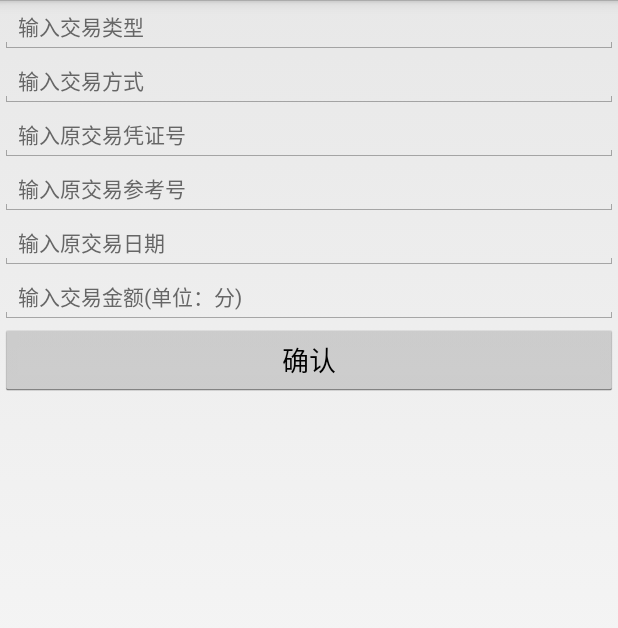
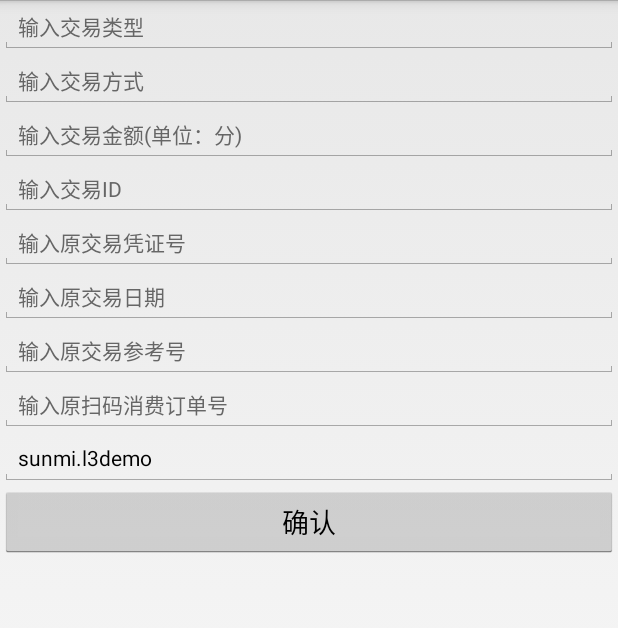
Before and after one commit to chuwuwang/sunmi-export-api-demo, an Android app: the CustomConsumeActivity screen opened directly, with no data from a screen before it, after a tap on "确认", on a phone screen of 412 x 824 dp. Shown: the top 628 px of the screen. Run offline under Robolectric (Android 15) with nearby library versions, the phone set to English and light mode, and no system bars.

Commit message:
调整UI

```diff
--- a/L3Demo/app/src/main/java/sunmi/l3demo/CustomConsumeActivity.java
+++ b/L3Demo/app/src/main/java/sunmi/l3demo/CustomConsumeActivity.java
@@ -13,18 +13,22 @@ import android.widget.Toast;
  * @author by 47673 on 2017/5/15.
  */
 public class CustomConsumeActivity extends Activity implements View.OnClickListener {
-    private EditText amountEdit, transTypeEdit, paymentTypeEdit, oriVoucherNoEdit, oriReferenceNoEdit, oriDateEdit;
+    private EditText transTypeEdit, paymentTypeEdit, amountEdit, transID, oriVoucherNoEdit, oriDateEdit, oriReferenceNoEdit, QROrderNoEdit, appIDEdit;
 
     @Override
     protected void onCreate(Bundle savedInstanceState) {
         super.onCreate(savedInstanceState);
         setContentView(R.layout.activity_custom_consume);
-        amountEdit = (EditText) findViewById(R.id.input_money_edt);
         transTypeEdit = (EditText) findViewById(R.id.input_trans_type_edt);
         paymentTypeEdit = (EditText) findViewById(R.id.input_payment_type_edt);
+        amountEdit = (EditText) findViewById(R.id.input_money_edt);
+        transID = (EditText) findViewById(R.id.input_trans_id);
         oriVoucherNoEdit = (EditText) findViewById(R.id.input_ori_voucher_no);
+        oriDateEdit = (EditText) findViewById(R.id.ori_date_edt);
         oriReferenceNoEdit = (EditText) findViewById(R.id.ori_reference_no_edt);
-        oriDateEdit = (EditText) findViewById(R.id.ori_date_edt);
+        QROrderNoEdit = (EditText) findViewById(R.id.ori_QROrderNo_edt);
+        appIDEdit = (EditText) findViewById(R.id.appId);
+        appIDEdit.setText(getPackageName());
         Button ok = (Button) findViewById(R.id.ok_btn);
         ok.setOnClickListener(this);
     }
@@ -46,23 +50,31 @@ public class CustomConsumeActivity extends Activity implements View.OnClickListe
                     if (!TextUtils.isEmpty(amountEdit.getText())) {
                         intent.putExtra("amount", Long.parseLong(amountEdit.getText().toString()));
                     }
-                    intent.putExtra("appId", getPackageName());
-                    if (!TextUtils.isEmpty(oriReferenceNoEdit.getText())) {
-                        intent.putExtra("oriReferenceNo", oriReferenceNoEdit.getText());//oriReferenceNo不能为"",否则交易失败
+                    if (!TextUtils.isEmpty(transID.getText())) {
+                        intent.putExtra("transId", Long.parseLong(transID.getText().toString()));
+                    }
+                    if (!TextUtils.isEmpty(oriVoucherNoEdit.getText())) {
+                        intent.putExtra("oriVoucherNo", oriVoucherNoEdit.getText());
                     }
                     if (!TextUtils.isEmpty(oriDateEdit.getText())) {
                         intent.putExtra("oriTransDate", oriDateEdit.getText());
                     }
-                    if (!TextUtils.isEmpty(oriVoucherNoEdit.getText())) {
-                        intent.putExtra("oriVoucherNo", oriVoucherNoEdit.getText());
+                    if (!TextUtils.isEmpty(oriReferenceNoEdit.getText())) {
+                        intent.putExtra("oriReferenceNo", oriReferenceNoEdit.getText());//oriReferenceNo不能为"",否则交易失败
+                    }
+                    if (!TextUtils.isEmpty(QROrderNoEdit.getText())) {
+                        intent.putExtra("oriQROrderNo", QROrderNoEdit.getText());//oriReferenceNo不能为"",否则交易失败
+                    }
+                    if (!TextUtils.isEmpty(appIDEdit.getText())) {
+                        intent.putExtra("appId", appIDEdit.getText());
                     }
                     if (Util.isIntentExisting(intent, this)) {
                         startActivity(intent);
                     } else {
                         Toast.makeText(this, "此机器上没有安装L3应用", Toast.LENGTH_SHORT).show();
                     }
-                }catch (Exception exception){
-                    Toast.makeText(this,"输入错误",Toast.LENGTH_LONG).show();
+                } catch (Exception exception) {
+                    Toast.makeText(this, "输入错误", Toast.LENGTH_LONG).show();
                 }
 
                 break;
--- a/L3Demo/app/src/main/java/sunmi/l3demo/ResultReceiver.java
+++ b/L3Demo/app/src/main/java/sunmi/l3demo/ResultReceiver.java
@@ -4,7 +4,6 @@ import android.content.BroadcastReceiver;
 import android.content.Context;
 import android.content.Intent;
 import android.util.Log;
-import android.widget.Toast;
 
 /**
  * 结果接收者
@@ -36,13 +35,13 @@ public class ResultReceiver extends BroadcastReceiver {
             String merchantNameEn = intent.getStringExtra("merchantNameEn");
             int paymentType = intent.getIntExtra("paymentType", 1);
             String transTime = intent.getStringExtra("transTime");
-            int errorCode = intent.getIntExtra("errorCode",0);
+            int errorCode = intent.getIntExtra("errorCode", 0);
             final String errorMsg = intent.getStringExtra("errorMsg");
             long balance = intent.getLongExtra("balance", 0);
             int transNum = intent.getIntExtra("transNum", 0);
             long totalAmount = intent.getLongExtra("totalAmount", 0L);
 
-            String resultInfo = "resultCode:" + resultCode + "\namount:" + amount + "\nvoucherNo:" + voucherNo
+            String resultInfo = resultCode + "\namount:" + amount + "\nvoucherNo:" + voucherNo
                     + "\nreferenceNo:" + referenceNo + "\nbatchNo:" + batchNo + "\ncardNo:" + cardNo + "\ncardType:"
                     + cardType + "\nissue:" + issue + "\nterminalId:" + terminalId + "\nmerchantId:" + merchantId
                     + "\nmerchantName:" + merchantName + "\npaymentType:" + paymentType + "\ntransDate:" + date
--- a/L3Demo/app/src/main/res/layout/activity_custom_consume.xml
+++ b/L3Demo/app/src/main/res/layout/activity_custom_consume.xml
@@ -8,20 +8,42 @@
         android:id="@+id/input_trans_type_edt"
         android:layout_width="match_parent"
         android:layout_height="wrap_content"
+        android:hint="@string/trans_type"
+        android:inputType="number"
         android:textColor="#000000"
         android:textColorHint="#666666"
-        android:inputType="number"
-        android:hint="@string/trans_type"
-        android:textSize="14dp"/>
+        android:textSize="14dp" />
+
     <EditText
         android:id="@+id/input_payment_type_edt"
         android:layout_width="match_parent"
         android:layout_height="wrap_content"
+        android:hint="@string/payment_type"
+        android:inputType="number"
         android:textColor="#000000"
         android:textColorHint="#666666"
+        android:textSize="14dp" />
+
+    <EditText
+        android:id="@+id/input_money_edt"
+        android:layout_width="match_parent"
+        android:layout_height="wrap_content"
+        android:hint="@string/input_money"
         android:inputType="number"
-        android:hint="@string/payment_type"
-        android:textSize="14dp"/>
+        android:textColor="#000000"
+        android:textColorHint="#666666"
+        android:textSize="14dp" />
+
+    <EditText
+        android:id="@+id/input_trans_id"
+        android:layout_width="match_parent"
+        android:layout_height="wrap_content"
+        android:hint="@string/input_trans_id"
+        android:inputType="number"
+        android:textColor="#000000"
+        android:textColorHint="#666666"
+        android:textSize="14dp" />
+
     <EditText
         android:id="@+id/input_ori_voucher_no"
         android:layout_width="match_parent"
@@ -31,36 +53,51 @@
         android:textColor="#000000"
         android:textColorHint="#666666"
         android:textSize="14dp" />
+
+
+    <EditText
+        android:id="@+id/ori_date_edt"
+        android:layout_width="match_parent"
+        android:layout_height="wrap_content"
+        android:hint="@string/input_ori_date"
+        android:inputType="number"
+        android:textColor="#000000"
+        android:textColorHint="#666666"
+        android:textSize="14dp" />
+
     <EditText
         android:id="@+id/ori_reference_no_edt"
         android:layout_width="match_parent"
         android:layout_height="wrap_content"
+        android:hint="@string/input_ori_reference_no"
+        android:inputType="number"
         android:textColor="#000000"
         android:textColorHint="#666666"
-        android:inputType="number"
-        android:hint="@string/input_ori_reference_no"
-        android:textSize="14dp"/>
+        android:textSize="14dp" />
+
     <EditText
-        android:id="@+id/ori_date_edt"
+        android:id="@+id/ori_QROrderNo_edt"
         android:layout_width="match_parent"
         android:layout_height="wrap_content"
+        android:hint="@string/input_ori_QROrderNo"
+        android:inputType="number"
         android:textColor="#000000"
         android:textColorHint="#666666"
-        android:inputType="number"
-        android:hint="@string/input_ori_date"
-        android:textSize="14dp"/>
+        android:textSize="14dp" />
+
     <EditText
-        android:id="@+id/input_money_edt"
+        android:id="@+id/appId"
         android:layout_width="match_parent"
         android:layout_height="wrap_content"
+        android:hint="@string/input_app_id"
+        android:inputType="number"
         android:textColor="#000000"
         android:textColorHint="#666666"
-        android:inputType="number"
-        android:hint="@string/input_money"
-        android:textSize="14dp"/>
+        android:textSize="14dp" />
+
     <Button
         android:id="@+id/ok_btn"
         android:layout_width="match_parent"
         android:layout_height="wrap_content"
-        android:text="@string/ok"/>
+        android:text="@string/ok" />
 </LinearLayout>
--- a/L3Demo/app/src/main/res/values/strings.xml
+++ b/L3Demo/app/src/main/res/values/strings.xml
@@ -4,6 +4,7 @@
     <string name="consume">消费</string>
     <string name="select_mode_payment">选择交易方式</string>
     <string name="input_money">输入交易金额(单位：分)</string>
+    <string name="input_trans_id">输入交易ID</string>
     <string name="bank_card">银行卡</string>
     <string name="wechat_scan">微信扫码</string>
     <string name="alipay_scan">支付宝扫码</string>
@@ -13,6 +14,8 @@
     <string name="input_ori_voucher_no">输入原交易凭证号</string>
     <string name="input_ori_reference_no">输入原交易参考号</string>
     <string name="input_ori_date">输入原交易日期</string>
+    <string name="input_ori_QROrderNo">输入原扫码消费订单号</string>
+    <string name="input_app_id">输入应用包名</string>
     <string name="user_optional">用户自选</string>
     <!-- 撤销-->
     <string name="consume_revoke">消费撤销</string>
```
Also changed, not shown: L3Demo/app/src/main/java/sunmi/l3demo/MainActivity.java (+6 -10 lines), L3Demo/app/src/main/res/layout/activity_main.xml (+0 -20 lines).
